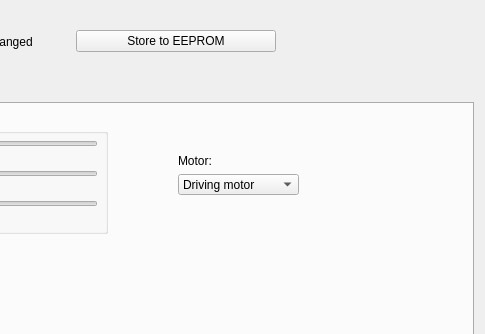
tongvtdan/gcs, file src/ui/GSSRobotConfig.ui: the form before one commit; both pictures show x 315 to 800 and y 0 to 334 of the 800 by 600 pixel window.
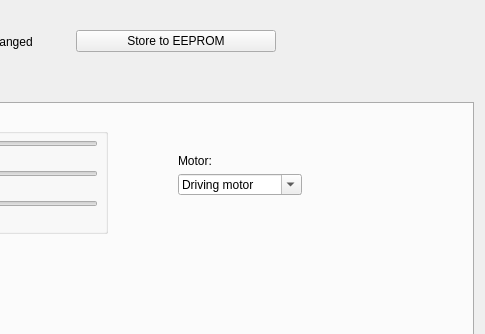
The form after the commit.

Patch:
```diff
--- a/src/ui/GSSRobotConfig.ui
+++ b/src/ui/GSSRobotConfig.ui
@@ -283,12 +283,12 @@
         </property>
        </widget>
       </widget>
-      <widget class="QWidget" name="">
+      <widget class="QWidget" name="layoutWidget">
        <property name="geometry">
         <rect>
          <x>480</x>
          <y>50</y>
-         <width>121</width>
+         <width>124</width>
          <height>41</height>
         </rect>
        </property>
@@ -304,7 +304,10 @@
          </widget>
         </item>
         <item>
-         <widget class="QComboBox" name="comboBox">
+         <widget class="QComboBox" name="motorcomboBox">
+          <property name="editable">
+           <bool>true</bool>
+          </property>
           <item>
            <property name="text">
             <string>Driving motor</string>
```
Left out of the diff: 2 changed lines with no effect on the pictures.
